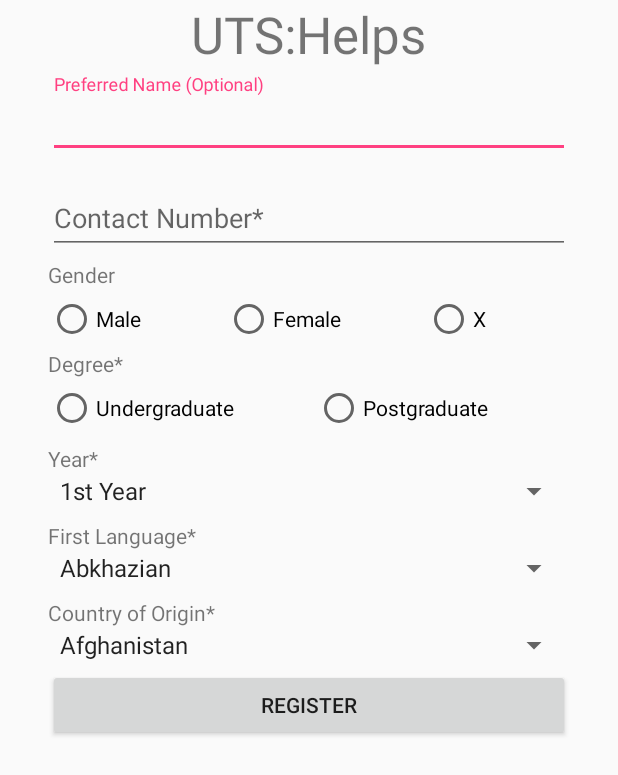
After one commit to TecMonkey/SDP_29_1, an Android app: the fragment RegisterFragment shown on its own in the app's theme, on a phone screen of 412 x 824 dp. The commit adds this screen. Shown: the top 775 px of the screen. Run offline under Robolectric (Android 15) with nearby library versions, the phone set to English and light mode, and no system bars.

Commit message:
Created RegisterFragment class and added ids to fragment_register.xml
Retrieving views in onCreateView also.

```diff
--- /dev/null
+++ b/app/src/main/java/com/example/utshelps/fragment/RegisterFragment.java
@@ -0,0 +1,63 @@
+package com.example.utshelps.fragment;
+
+import android.os.Bundle;
+import android.support.annotation.Nullable;
+import android.support.v4.app.Fragment;
+import android.view.LayoutInflater;
+import android.view.View;
+import android.view.ViewGroup;
+import android.widget.Button;
+import android.widget.EditText;
+import android.widget.RadioGroup;
+import android.widget.Spinner;
+
+import com.example.utshelps.R;
+
+/**
+ * Created by yaseen on 3/10/16.
+ */
+
+public class RegisterFragment extends Fragment {
+
+    private EditText mPreferredNameEditText;
+    private EditText mContactNumberEditText;
+    private RadioGroup mGenderRadioGroup;
+    private RadioGroup mDegreeRadioGroup;
+    private Spinner mYearSpinner;
+    private Spinner mLanguageSpinner;
+    private Spinner mCountrySpinner;
+    private Button mRegisterButton;
+
+    @Override
+    public void onCreate(@Nullable Bundle savedInstanceState) {
+        super.onCreate(savedInstanceState);
+    }
+
+    @Nullable
+    @Override
+    public View onCreateView(LayoutInflater inflater, @Nullable ViewGroup container, @Nullable Bundle savedInstanceState) {
+        View createdView = inflater.inflate(R.layout.fragment_register, container, false);
+
+        mPreferredNameEditText = (EditText) createdView.findViewById(R.id.fragment_register_preferred_name_edit_text);
+        mContactNumberEditText = (EditText) createdView.findViewById(R.id.fragment_register_contact_number_edit_text);
+        mGenderRadioGroup = (RadioGroup) createdView.findViewById(R.id.fragment_register_gender_radio_group);
+        mDegreeRadioGroup = (RadioGroup) createdView.findViewById(R.id.fragment_register_degree_radio_group);
+        mYearSpinner = (Spinner) createdView.findViewById(R.id.fragment_register_year_spinner);
+        mLanguageSpinner = (Spinner) createdView.findViewById(R.id.fragment_register_language_spinner);
+        mCountrySpinner = (Spinner) createdView.findViewById(R.id.fragment_register_country_spinner);
+        mRegisterButton = (Button) createdView.findViewById(R.id.fragment_register_register_button);
+
+        mRegisterButton.setOnClickListener(new View.OnClickListener() {
+            @Override
+            public void onClick(View view) {
+                onRegister();
+            }
+        });
+
+        return createdView;
+    }
+
+    private void onRegister() {
+
+    }
+}
--- a/app/src/main/res/layout/fragment_register.xml
+++ b/app/src/main/res/layout/fragment_register.xml
@@ -46,7 +46,8 @@
                     android:layout_width="match_parent"
                     android:layout_height="match_parent"
                     android:hint="@string/contact_number"
-                    android:inputType="phone" />
+                    android:inputType="phone"
+                    android:maxLength="12" />
             </android.support.design.widget.TextInputLayout>
 
             <LinearLayout
@@ -61,6 +62,7 @@
                     android:text="@string/gender" />
 
                 <RadioGroup
+                    android:id="@+id/fragment_register_gender_radio_group"
                     android:layout_width="match_parent"
                     android:layout_height="wrap_content"
                     android:layout_marginBottom="@dimen/form_vertical_margin"
@@ -68,18 +70,21 @@
                     android:orientation="horizontal">
 
                     <RadioButton
+                        android:id="@+id/fragment_register_gender_male_radio_button"
                         android:layout_width="wrap_content"
                         android:layout_height="wrap_content"
                         android:layout_weight="1"
                         android:text="@string/male" />
 
                     <RadioButton
+                        android:id="@+id/fragment_register_gender_female_radio_button"
                         android:layout_width="wrap_content"
                         android:layout_height="wrap_content"
                         android:layout_weight="1"
                         android:text="@string/female" />
 
                     <RadioButton
+                        android:id="@+id/fragment_register_gender_x_radio_button"
                         android:layout_width="wrap_content"
                         android:layout_height="wrap_content"
                         android:layout_weight="1"
@@ -99,6 +104,7 @@
                     android:text="@string/degree_required" />
 
                 <RadioGroup
+                    android:id="@+id/fragment_register_degree_radio_group"
                     android:layout_width="match_parent"
                     android:layout_height="wrap_content"
                     android:layout_marginBottom="@dimen/form_vertical_margin"
@@ -106,12 +112,14 @@
                     android:orientation="horizontal">
 
                     <RadioButton
+                        android:id="@+id/fragment_register_degree_undergraduate_radio_button"
                         android:layout_width="wrap_content"
                         android:layout_height="wrap_content"
                         android:layout_weight="1"
                         android:text="@string/undergraduate" />
 
                     <RadioButton
+                        android:id="@+id/fragment_register_degree_postgraduate_radio_button"
                         android:layout_width="wrap_content"
                         android:layout_height="wrap_content"
                         android:layout_weight="1"
@@ -133,6 +141,7 @@
                     android:text="@string/year_required" />
 
                 <Spinner
+                    android:id="@+id/fragment_register_year_spinner"
                     android:layout_width="match_parent"
                     android:layout_height="wrap_content"
                     android:entries="@array/years" />
@@ -152,6 +161,7 @@
                     android:text="@string/first_language_required" />
 
                 <Spinner
+                    android:id="@+id/fragment_register_language_spinner"
                     android:layout_width="match_parent"
                     android:layout_height="wrap_content"
                     android:entries="@array/languages"
@@ -172,6 +182,7 @@
                     android:text="@string/country_of_origin_required" />
 
                 <Spinner
+                    android:id="@+id/fragment_register_country_spinner"
                     android:layout_width="match_parent"
                     android:layout_height="wrap_content"
                     android:entries="@array/countries"
@@ -179,9 +190,10 @@
             </LinearLayout>
 
             <Button
+                android:id="@+id/fragment_register_register_button"
                 android:layout_width="match_parent"
                 android:layout_height="wrap_content"
-                android:text="@string/register_all_caps"/>
+                android:text="@string/register_all_caps" />
         </LinearLayout>
     </ScrollView>
 
```
